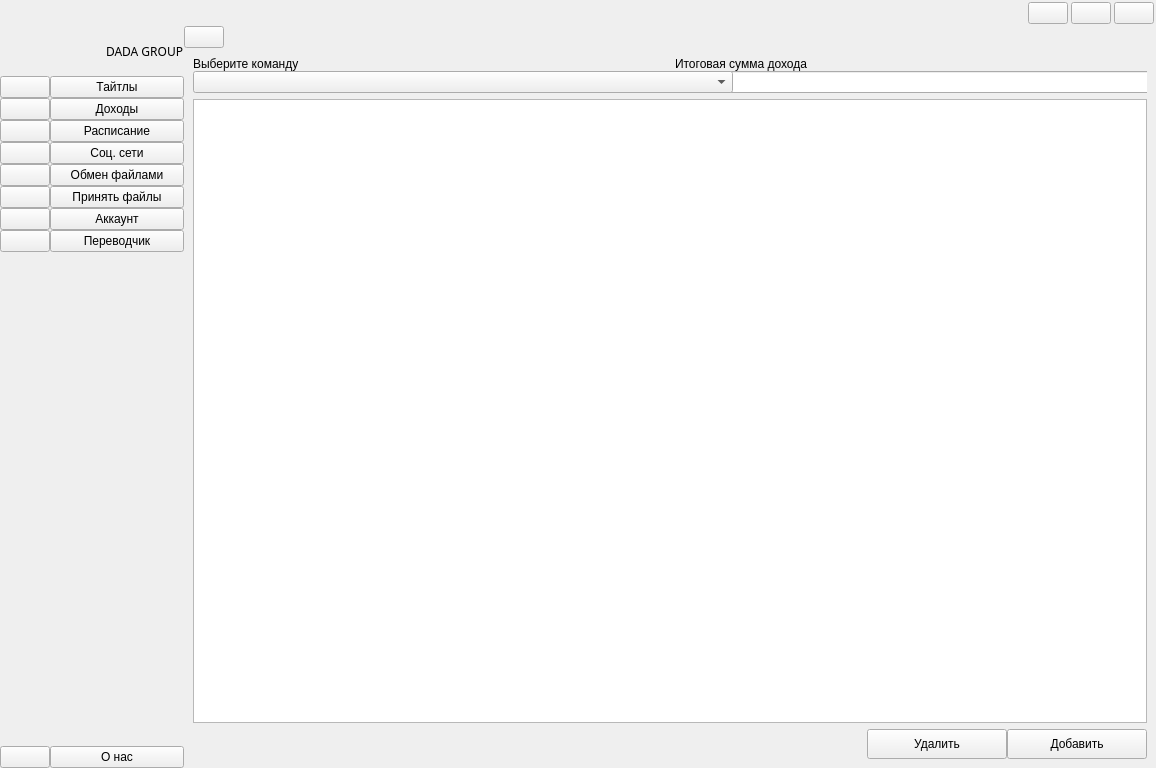
First picture: the form in front/ui.ui, repository Resmko99/Is-for-translator, before the edit.
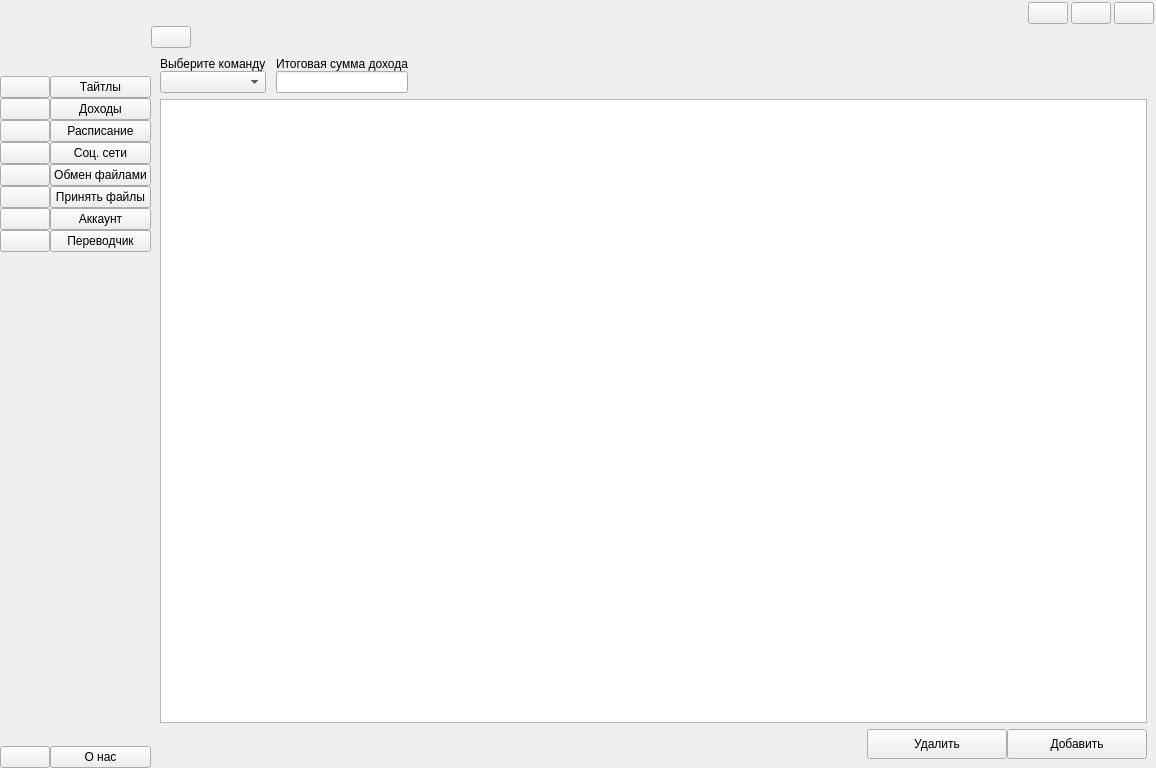
Second picture: the form after the edit. The open tabs and pages were chosen to show the change. Icons and pictures are not drawn.

```diff
--- a/front/ui.ui
+++ b/front/ui.ui
@@ -1036,21 +1036,6 @@
                </property>
               </widget>
              </item>
-             <item>
-              <widget class="QLabel" name="label_3">
-               <property name="font">
-                <font>
-                 <family>Montserrat Medium</family>
-                 <pointsize>9</pointsize>
-                 <weight>50</weight>
-                 <bold>false</bold>
-                </font>
-               </property>
-               <property name="text">
-                <string>DADA GROUP</string>
-               </property>
-              </widget>
-             </item>
             </layout>
            </item>
            <item>
@@ -2025,14 +2010,14 @@
                <item row="2" column="2">
                 <widget class="QLineEdit" name="totalIncomeEdit">
                  <property name="sizePolicy">
-                  <sizepolicy hsizetype="Fixed" vsizetype="Fixed">
+                  <sizepolicy hsizetype="Preferred" vsizetype="Preferred">
                    <horstretch>0</horstretch>
                    <verstretch>0</verstretch>
                   </sizepolicy>
                  </property>
                  <property name="minimumSize">
                   <size>
-                   <width>540</width>
+                   <width>0</width>
                    <height>0</height>
                   </size>
                  </property>
@@ -2047,14 +2032,14 @@
                <item row="2" column="0">
                 <widget class="QComboBox" name="crewComboBox">
                  <property name="sizePolicy">
-                  <sizepolicy hsizetype="Fixed" vsizetype="Fixed">
+                  <sizepolicy hsizetype="Preferred" vsizetype="Preferred">
                    <horstretch>0</horstretch>
                    <verstretch>0</verstretch>
                   </sizepolicy>
                  </property>
                  <property name="minimumSize">
                   <size>
-                   <width>540</width>
+                   <width>0</width>
                    <height>0</height>
                   </size>
                  </property>
```
Left out of the diff: 16 changed lines with no effect on the pictures.
